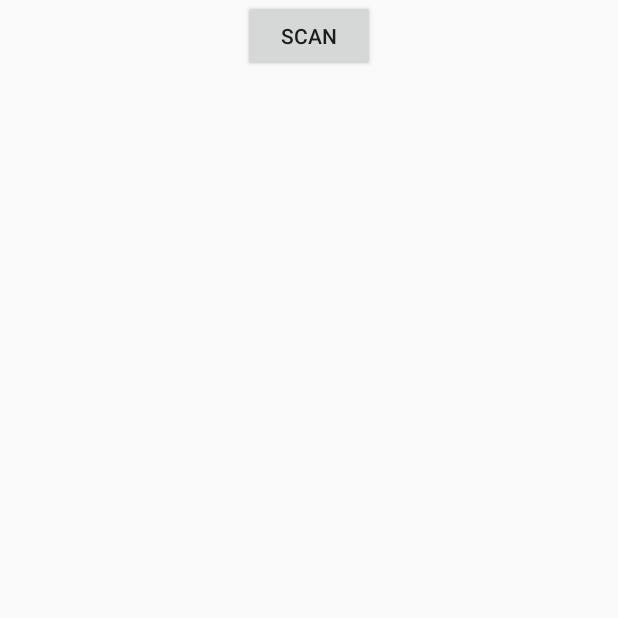
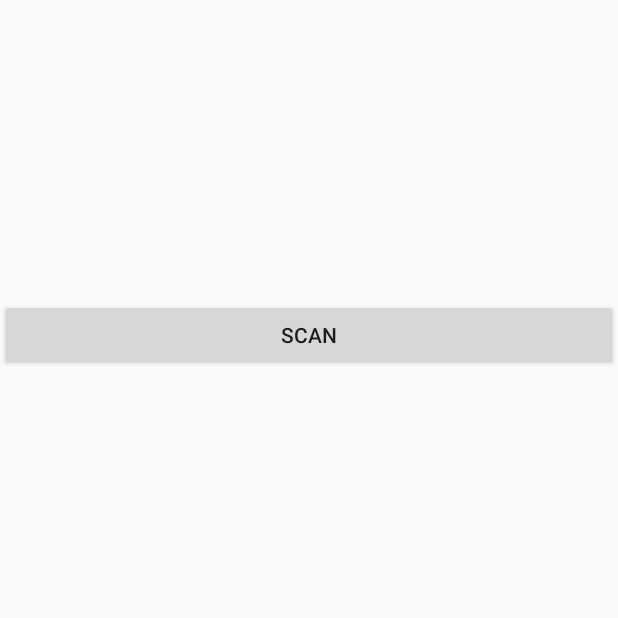
Before and after one commit to ZooHackaton2015/PalmOilChecker, an Android app: the screen it shows after launch (MainActivity), on a phone screen of 412 x 824 dp, the top half of it. Run offline under Robolectric (Android 15) with nearby library versions, the light colour scheme and no system bars; libraries missing offline, so code that uses them is left out: com.google.zxing.integration; 4 statements that could not run were skipped.

Commit message:
First update of code to not depend on foreign libraries.

```diff
--- a/Android/PalmOilScan/app/build.gradle
+++ b/Android/PalmOilScan/app/build.gradle
@@ -32,7 +32,7 @@ dependencies {
     compile 'com.android.support:appcompat-v7:21.0.3'
 
     // Supports Android 4.0.3 and later (API level 15)
-    compile 'com.journeyapps:zxing-android-embedded:2.3.0@aar'
+    // compile 'com.journeyapps:zxing-android-embedded:2.3.0@aar'
 
     // Supports Android 2.1 and later (API level 7), but not optimal for later Android versions.
     // If you only plan on supporting Android 4.0.3 and up, you don't need to include this.
--- a/Android/PalmOilScan/app/src/main/res/layout/activity_main.xml
+++ b/Android/PalmOilScan/app/src/main/res/layout/activity_main.xml
@@ -1,24 +1,27 @@
-<RelativeLayout xmlns:android="http://schemas.android.com/apk/res/android"
-    xmlns:tools="http://schemas.android.com/tools"
-    android:layout_width="match_parent"
-    android:layout_height="match_parent" >
-    <Button android:id="@+id/scan_button"
+<?xml version="1.0" encoding="utf-8"?>
+<LinearLayout xmlns:android="http://schemas.android.com/apk/res/android"
+              android:layout_width="fill_parent"
+              android:layout_height="fill_parent"
+              android:orientation="horizontal" >
+
+    <LinearLayout
         android:layout_width="wrap_content"
-        android:layout_height="wrap_content"
-        android:layout_centerHorizontal="true"
-        android:text="@string/scan" />
-    <TextView
-        android:id="@+id/scan_format"
-        android:layout_width="wrap_content"
-        android:layout_height="wrap_content"
-        android:textIsSelectable="true"
-        android:layout_centerHorizontal="true"
-        android:layout_below="@id/scan_button" />
-    <TextView
-        android:id="@+id/scan_content"
-        android:layout_width="wrap_content"
-        android:layout_height="wrap_content"
-        android:textIsSelectable="true"
-        android:layout_centerHorizontal="true"
-        android:layout_below="@id/scan_format" />
-</RelativeLayout>
+        android:layout_height="match_parent"
+        android:layout_weight="0.30"
+        android:orientation="vertical" >
+
+        <FrameLayout
+            android:id="@+id/camera_preview"
+            android:layout_width="fill_parent"
+            android:layout_height="199dp" />
+
+        <Button
+            android:id="@+id/button_capture"
+            android:layout_width="match_parent"
+            android:layout_height="wrap_content"
+            android:onClick="snapIt"
+            android:text="@string/scan" />
+
+    </LinearLayout>
+
+</LinearLayout>
```
Also changed, not shown: 1 other file.
